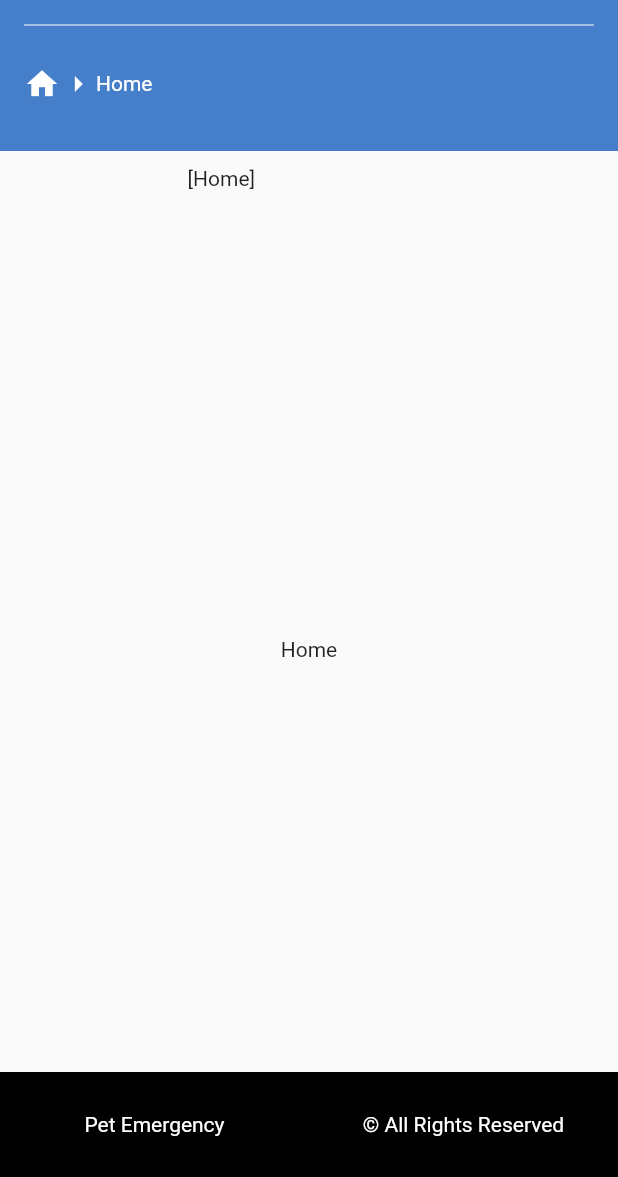
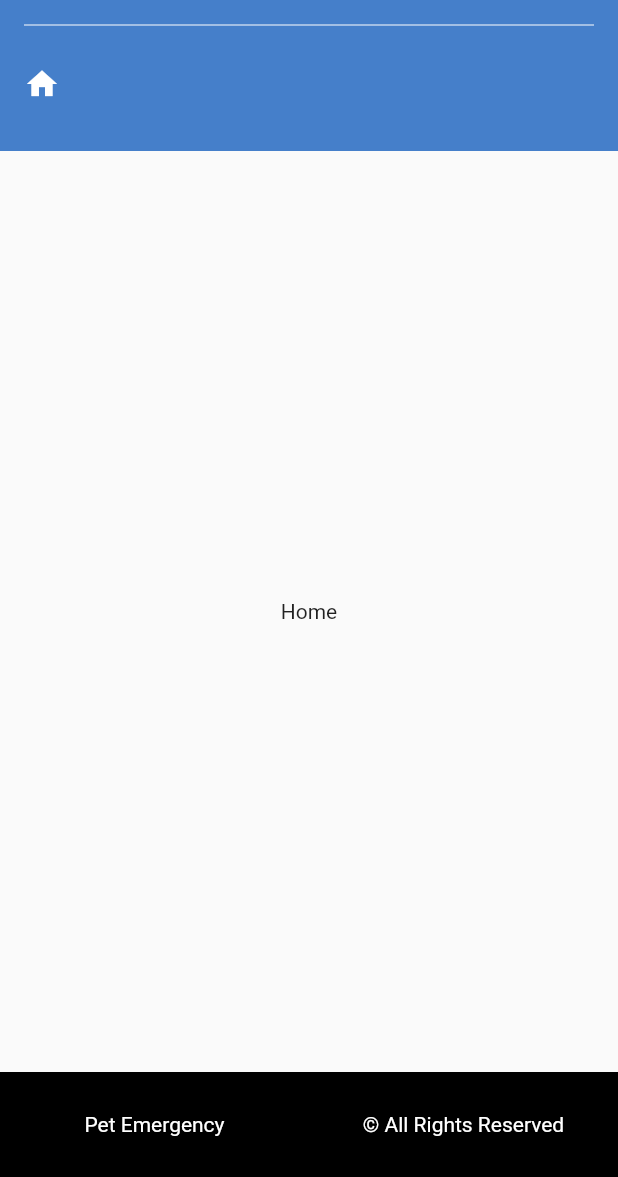
Before and after one commit to magneon/expenses_management_webapp, a Flutter app: the screen it shows after launch, on a phone screen of 412 x 824 dp, the part 59-1236 px from its top. Run offline on Flutter 3.47's test engine with Material 2 defaults, Android fonts, the light colour scheme and no system bars.

Commit message:
Melhoria no breadcrumb

```diff
--- a/lib/layout/breadcrumb.dart
+++ b/lib/layout/breadcrumb.dart
@@ -13,6 +13,16 @@ class _BreadcrumbState extends State<Breadcrumb> {
   Widget build(BuildContext context) {
     App app = Provider.of<App>(context);
 
-    return Text("${app.pages.toString()}");
+    List<Widget> breadcrumbItems = List();
+    breadcrumbItems.add(Icon(Icons.home, color: Colors.white));
+
+    for (var page in app.pages) {
+      if (!page.title.contains("Home")) {
+        breadcrumbItems.add(Icon(Icons.arrow_right, color: Colors.white));
+        breadcrumbItems.add(Text("${page.title}", style: TextStyle(color: Colors.white)));
+      }
+    }
+
+    return Row(children: breadcrumbItems);
   }
 }
--- a/lib/layout/debug_layout_size.dart
+++ b/lib/layout/debug_layout_size.dart
@@ -5,10 +5,8 @@ class DebugLayoutSize extends StatelessWidget {
   Widget build(BuildContext context) {
     return LayoutBuilder(
       builder: (context, contraints) {
-        return Center(
-          child: Container(
-            child: Text(">> ${contraints.maxWidth} / ${contraints.maxHeight} <<"),
-          ),
+        return Container(
+          child: Text(">> ${contraints.maxWidth} / ${contraints.maxHeight} <<"),
         );
       },
     );
--- a/lib/layout/home.dart
+++ b/lib/layout/home.dart
@@ -1,4 +1,3 @@
-import 'package:expenses_management_webapp/layout/breadcrumb.dart';
 import 'package:flutter/material.dart';
 
 import 'package:expenses_management_webapp/layout/north.dart';
@@ -78,12 +77,14 @@ class _HomeState extends State<Home> {
   _right() {
     return Column(
       children: <Widget>[
+        /*
         Container(
           padding: EdgeInsets.all(10),
-          width: size.width - menuWidth,
+          width: !showMenuCollapsed ? size.width - menuWidth : size.width,
           height: 50,
           child: Breadcrumb(),
         ),
+        */
         Expanded(
           child:
             Container(
--- a/lib/layout/north.dart
+++ b/lib/layout/north.dart
@@ -1,3 +1,5 @@
+import 'package:expenses_management_webapp/layout/breadcrumb.dart';
+import 'package:expenses_management_webapp/layout/debug_layout_size.dart';
 import 'package:flutter/material.dart';
 
 import 'package:expenses_management_webapp/layout/user_content.dart';
@@ -23,6 +25,7 @@ class _NorthState extends State<North> {
     return Column(
       children: <Widget>[
         Row(
+          mainAxisAlignment: MainAxisAlignment.start,
           children: <Widget>[
             _menuIcon(),
             Expanded(
@@ -35,6 +38,13 @@ class _NorthState extends State<North> {
           color: Colors.white,
           height: 20,
         ),
+        Expanded(
+          child: Container(
+            alignment: Alignment.centerLeft,
+            child: Breadcrumb(),
+          ),
+        )
+        /*
         Expanded(
           child: Row(
             children: <Widget>[
@@ -53,6 +63,7 @@ class _NorthState extends State<North> {
             ],
           ),
         )
+        */
       ],
     );
   }
```
